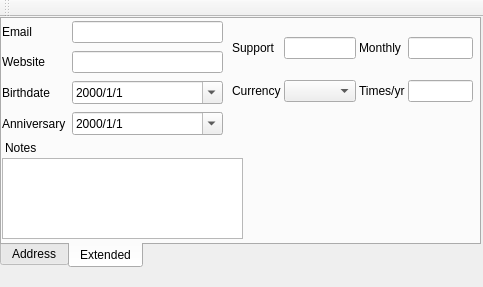
Before: the Qt Designer form MIM/addresswindow.ui in singpolyma/social-search-me, drawn with Qt 5.
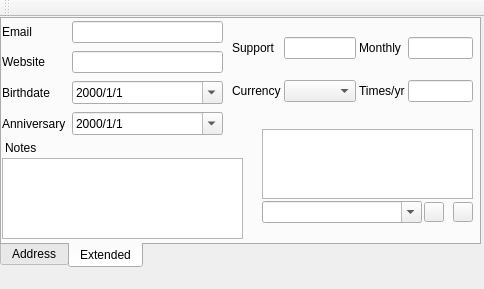
After: the same form once the commit is applied. The open tabs and pages were chosen to show the change. Icons and pictures are not drawn.

Commit message: MIM Update. Nice icons. Better about page. Added GPL comment header to all code. Added delete function. Addded category system and category selection on mailing labels. Website has also been updated to mention this project.

Patch:
```diff
--- a/MIM/addresswindow.ui
+++ b/MIM/addresswindow.ui
@@ -5,8 +5,8 @@
    <rect>
     <x>0</x>
     <y>0</y>
-    <width>483</width>
-    <height>287</height>
+    <width>484</width>
+    <height>289</height>
    </rect>
   </property>
   <property name="windowTitle" >
@@ -25,9 +25,6 @@
     <property name="tabPosition" >
      <enum>QTabWidget::South</enum>
     </property>
-    <property name="tabShape" >
-     <enum>QTabWidget::Rounded</enum>
-    </property>
     <property name="currentIndex" >
      <number>0</number>
     </property>
@@ -593,6 +590,97 @@
        </item>
       </layout>
      </widget>
+     <widget class="QListView" name="categoryList" >
+      <property name="geometry" >
+       <rect>
+        <x>260</x>
+        <y>110</y>
+        <width>211</width>
+        <height>70</height>
+       </rect>
+      </property>
+      <property name="toolTip" >
+       <string>Categories</string>
+      </property>
+      <property name="statusTip" >
+       <string>Categories</string>
+      </property>
+      <property name="horizontalScrollBarPolicy" >
+       <enum>Qt::ScrollBarAlwaysOff</enum>
+      </property>
+      <property name="editTriggers" >
+       <set>QAbstractItemView::DoubleClicked</set>
+      </property>
+      <property name="uniformItemSizes" >
+       <bool>true</bool>
+      </property>
+     </widget>
+     <widget class="QComboBox" name="newCategoryCombo" >
+      <property name="geometry" >
+       <rect>
+        <x>260</x>
+        <y>182</y>
+        <width>160</width>
+        <height>22</height>
+       </rect>
+      </property>
+      <property name="toolTip" >
+       <string>Add a category</string>
+      </property>
+      <property name="statusTip" >
+       <string>Add a category</string>
+      </property>
+      <property name="editable" >
+       <bool>true</bool>
+      </property>
+      <property name="insertPolicy" >
+       <enum>QComboBox::NoInsert</enum>
+      </property>
+     </widget>
+     <widget class="QPushButton" name="addCategoryButton" >
+      <property name="geometry" >
+       <rect>
+        <x>422</x>
+        <y>183</y>
+        <width>20</width>
+        <height>20</height>
+       </rect>
+      </property>
+      <property name="toolTip" >
+       <string>Add Category</string>
+      </property>
+      <property name="statusTip" >
+       <string>Add Category</string>
+      </property>
+      <property name="text" >
+       <string/>
+      </property>
+      <property name="icon" >
+       <iconset resource="resources/MIM.qrc" >:/icons/add.png</iconset>
+      </property>
+     </widget>
+     <widget class="QPushButton" name="deleteCategoryButton" >
+      <property name="geometry" >
+       <rect>
+        <x>451</x>
+        <y>183</y>
+        <width>20</width>
+        <height>20</height>
+       </rect>
+      </property>
+      <property name="toolTip" >
+       <string>Delete Category</string>
+      </property>
+      <property name="statusTip" >
+       <string>Delete Category</string>
+      </property>
+      <property name="text" >
+       <string/>
+      </property>
+      <property name="icon" >
+       <iconset resource="resources/MIM.qrc" >:/icons/delete.png</iconset>
+      </property>
+     </widget>
     </widget>
    </widget>
   </widget>
```
Left out of the diff: 7 changed lines with no effect on the pictures. The commit also changes 25 other files.
